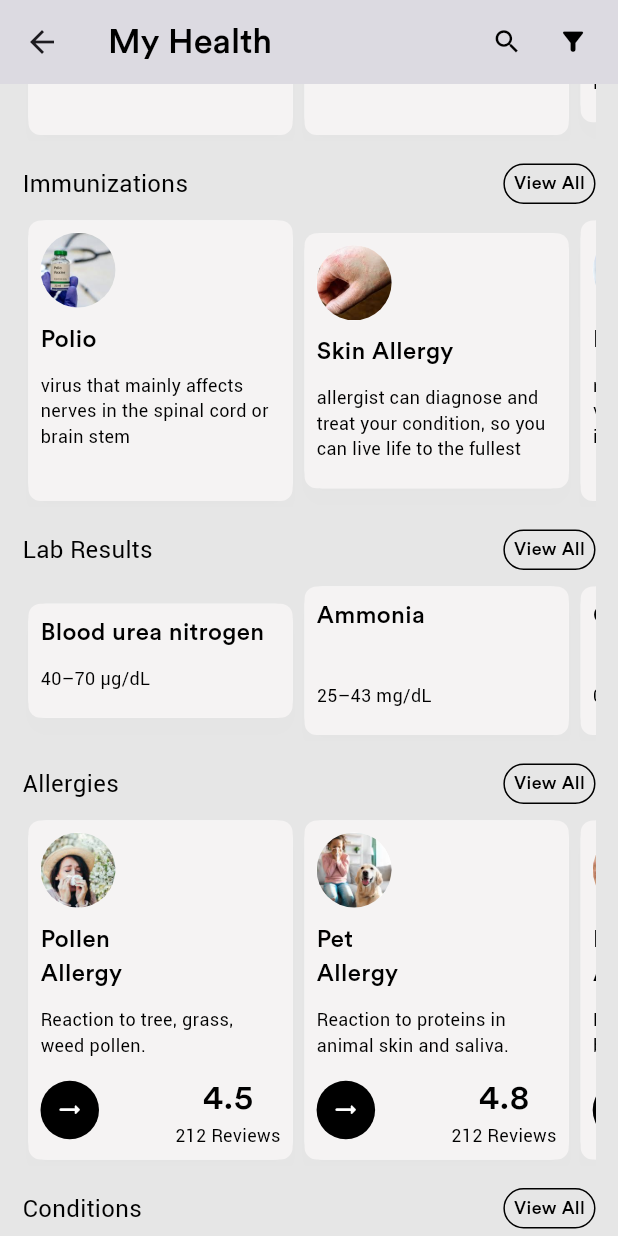
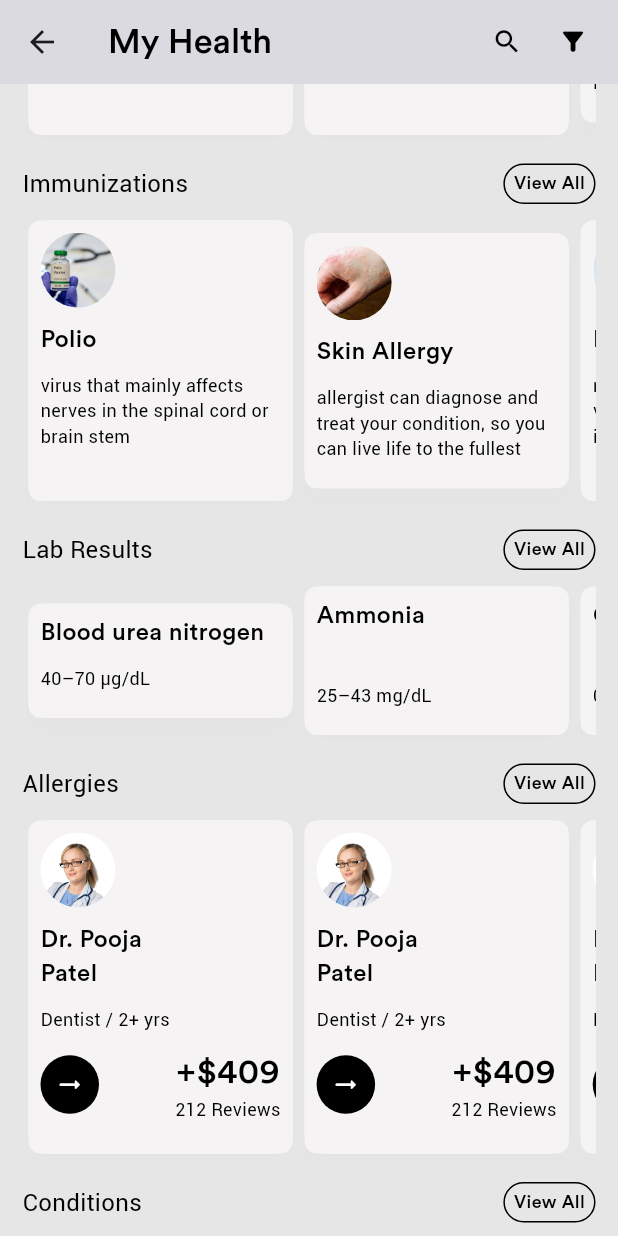
Before and after one commit to expoders8/ZynabAIExpoders, a Flutter app: the MyHealthPage screen opened by its route, scrolled down 1152 dp, on a phone screen of 412 x 824 dp. Run offline on Flutter 3.47's test engine with Material 3 defaults, Android fonts, the phone set to English and light mode, and no system bars; our stand-ins replace accordion, avatar_glow, flutter_typeahead, get, get_storage, lottie and 3 more; missing offline and left inert: flutter_overlay_loader, flutter_sound, voice_message_package; accounts and stored records are empty; Roboto replaces fonts that are missing (CircularStd).

Commit message:
Bug Fixes

```diff
--- /dev/null
+++ b/lib/app/models/allergies_model.dart
@@ -0,0 +1,10 @@
+class AllergiesModel {
+  String image, title, decription, ratting, reviews;
+  AllergiesModel({
+    required this.image,
+    required this.title,
+    required this.decription,
+    required this.ratting,
+    required this.reviews,
+  });
+}
--- a/lib/app/ui/MyHelth/myhealth.dart
+++ b/lib/app/ui/MyHelth/myhealth.dart
@@ -6,6 +6,7 @@ import 'package:get/get.dart';
 
 import '../../../config/constant/color_constant.dart';
 import '../../../config/constant/font_constant.dart';
+import '../../view/allergies_view.dart';
 
 class MyHealthPage extends StatefulWidget {
   const MyHealthPage({super.key});
@@ -611,68 +612,9 @@ class _MyHealthPageState extends State<MyHealthPage> {
                         ],
                       ),
                       const SizedBox(height: 7),
-                      SingleChildScrollView(
-                        physics: const BouncingScrollPhysics(
-                            parent: AlwaysScrollableScrollPhysics()),
-                        scrollDirection: Axis.horizontal,
-                        child: Row(
-                          children: [
-                            buildNearby(
-                                "Pollen\nAllergy",
-                                "assets/images/pollenallergy.png",
-                                "4.5",
-                                "Reaction to tree, grass, weed pollen.",
-                                ""),
-                            buildNearby(
-                                "Pet\nAllergy",
-                                "assets/images/petallergy.png",
-                                "4.8",
-                                "Reaction to proteins in animal skin and saliva.",
-                                ""),
-                            buildNearby(
-                                "Dust Mite\nAllergy",
-                                "assets/images/dustmiteallergy.png",
-                                "4.8",
-                                "Reaction to tiny house dust bugs.",
-                                ""),
-                            buildNearby(
-                                "Food\nAllergies",
-                                "assets/images/foodallergy.png",
-                                "4.8",
-                                "Reaction to peanuts, tree nuts, milk, fish.",
-                                ""),
-                            buildNearby(
-                                "Insect Sting\nAllergy",
-                                "assets/images/inspectstingallergy.png",
-                                "4.8",
-                                "Reaction to bee, wasp, fire ant stings.",
-                                ""),
-                            buildNearby(
-                                "Mold\nAllergy",
-                                "assets/images/moldallergy.png",
-                                "4.8",
-                                "Reaction to mold spores in damp areas.",
-                                ""),
-                            buildNearby(
-                                "Latex\nAllergy",
-                                "assets/images/latexallergy.png",
-                                "4.8",
-                                "Reaction to natural rubber latex proteins.",
-                                ""),
-                            buildNearby(
-                                "Medication\nAllergy",
-                                "assets/images/medicationallergy.png",
-                                "4.8",
-                                "Reaction to penicillin, aspirin, and others.",
-                                ""),
-                            buildNearby(
-                                "Fragrance\nAllergy",
-                                "assets/images/fragranceallergy.png",
-                                "4.8",
-                                "Reaction to chemicals in scented products.",
-                                ""),
-                          ],
-                        ),
+                      const SizedBox(
+                        height: 230,
+                        child: AllergiesView(),
                       ),
                       const SizedBox(height: 15),
                       Row(
--- /dev/null
+++ b/lib/app/view/allergies_view.dart
@@ -0,0 +1,191 @@
+import 'package:flutter/cupertino.dart';
+import 'package:flutter/material.dart';
+import 'package:get/get.dart';
+
+import '../../config/constant/color_constant.dart';
+import '../../config/constant/font_constant.dart';
+import '../models/allergies_model.dart';
+
+class AllergiesView extends StatefulWidget {
+  const AllergiesView({super.key});
+
+  @override
+  State<AllergiesView> createState() => _AllergiesViewState();
+}
+
+class _AllergiesViewState extends State<AllergiesView> {
+  List<AllergiesModel> allergieslist = [
+    AllergiesModel(
+      image: "assets/icons/h1.png",
+      title: "Dr. Pooja\nPatel",
+      decription: "Dentist / 2+ yrs",
+      reviews: "+\$409",
+      ratting: "4.5",
+    ),
+    AllergiesModel(
+      image: "assets/icons/h1.png",
+      title: "Dr. Pooja\nPatel",
+      decription: "Dentist / 2+ yrs",
+      reviews: "+\$409",
+      ratting: "4.5",
+    ),
+    AllergiesModel(
+      image: "assets/icons/h1.png",
+      title: "Dr. Pooja\nPatel",
+      decription: "Dentist / 2+ yrs",
+      reviews: "+\$409",
+      ratting: "4.5",
+    ),
+    AllergiesModel(
+      image: "assets/icons/h1.png",
+      title: "Dr. Pooja\nPatel",
+      decription: "Dentist / 2+ yrs",
+      reviews: "+\$409",
+      ratting: "4.5",
+    ),
+    AllergiesModel(
+      image: "assets/icons/h1.png",
+      title: "Dr. Pooja\nPatel",
+      decription: "Dentist / 2+ yrs",
+      reviews: "+\$409",
+      ratting: "4.5",
+    ),
+    AllergiesModel(
+      image: "assets/icons/h1.png",
+      title: "Dr. Pooja\nPatel",
+      decription: "Dentist / 2+ yrs",
+      reviews: "+\$409",
+      ratting: "4.5",
+    ),
+    AllergiesModel(
+      image: "assets/icons/h1.png",
+      title: "Dr. Pooja\nPatel",
+      decription: "Dentist / 2+ yrs",
+      reviews: "+\$409",
+      ratting: "4.5",
+    ),
+  ];
+
+  @override
+  Widget build(BuildContext context) {
+    return SizedBox(
+        height: 230,
+        child: allergieslist.isEmpty
+            ? Center(
+                child: SizedBox(
+                  width: Get.width - 80,
+                  child: const Text(
+                    "No Allergies",
+                    textAlign: TextAlign.center,
+                    style: TextStyle(
+                        color: kPrimaryColor,
+                        fontSize: 15,
+                        fontFamily: kCircularStdMedium),
+                  ),
+                ),
+              )
+            : ListView.builder(
+                scrollDirection: Axis.horizontal,
+                itemCount: allergieslist.length,
+                itemBuilder: (context, index) {
+                  var discoverData = allergieslist[index];
+
+                  var data = discoverData;
+                  return CupertinoButton(
+                    padding: EdgeInsets.zero,
+                    onPressed: () {},
+                    child: Card(
+                      shadowColor: const Color.fromARGB(10, 0, 0, 0),
+                      elevation: 5,
+                      child: Container(
+                          width: Get.width / 2.340,
+                          decoration: BoxDecoration(
+                            color: kCardColor,
+                            borderRadius: BorderRadius.circular(8.0),
+                          ),
+                          padding: const EdgeInsets.all(8.0),
+                          child: Column(
+                            crossAxisAlignment: CrossAxisAlignment.start,
+                            children: [
+                              Container(
+                                height: 50,
+                                width: 50,
+                                decoration: BoxDecoration(
+                                    color: kWhiteColor,
+                                    borderRadius: BorderRadius.circular(25)),
+                                child: ClipRRect(
+                                  borderRadius: BorderRadius.circular(25),
+                                  child: Image.asset(
+                                    data.image,
+                                    fit: BoxFit.cover,
+                                  ),
+                                ),
+                              ),
+                              SizedBox(height: data.image == "" ? 0 : 10),
+                              Text(
+                                data.title,
+                                style: const TextStyle(
+                                    color: kPrimaryColor,
+                                    fontFamily: kCircularStdMedium,
+                                    fontSize: 16),
+                              ),
+                              SizedBox(height: data.decription == "" ? 0 : 10),
+                              Text(
+                                data.decription,
+                                style: const TextStyle(
+                                    color: kPrimaryColor,
+                                    fontFamily: kCircularStdNormal,
+                                    fontSize: 12),
+                              ),
+                              const SizedBox(height: 10),
+                              data.reviews == ""
+                                  ? Container()
+                                  : Row(
+                                      mainAxisAlignment:
+                                          MainAxisAlignment.spaceBetween,
+                                      children: [
+                                        Container(
+                                          width: 39,
+                                          height: 39,
+                                          decoration: BoxDecoration(
+                                              color: kPrimaryColor,
+                                              borderRadius:
+                                                  BorderRadius.circular(25)),
+                                          child: const Icon(
+                                            Icons.arrow_right_alt_rounded,
+                                            color: kWhiteColor,
+                                          ),
+                                        ),
+                                        const SizedBox(width: 10),
+                                        Column(
+                                          crossAxisAlignment:
+                                              CrossAxisAlignment.center,
+                                          children: [
+                                            Text(
+                                              data.reviews,
+                                              style: const TextStyle(
+                                                  color: kPrimaryColor,
+                                                  fontFamily:
+                                                      kCircularStdMedium,
+                                                  fontSize: 23),
+                                            ),
+                                            const Text(
+                                              "212 Reviews",
+                                              style: TextStyle(
+                                                  color: kPrimaryColor,
+                                                  fontFamily:
+                                                      kCircularStdNormal,
+                                                  fontSize: 12),
+                                            ),
+                                          ],
+                                        ),
+                                      ],
+                                    )
+                            ],
+                          )),
+                    ),
+                  );
+                },
+              ));
+  }
+}
```
